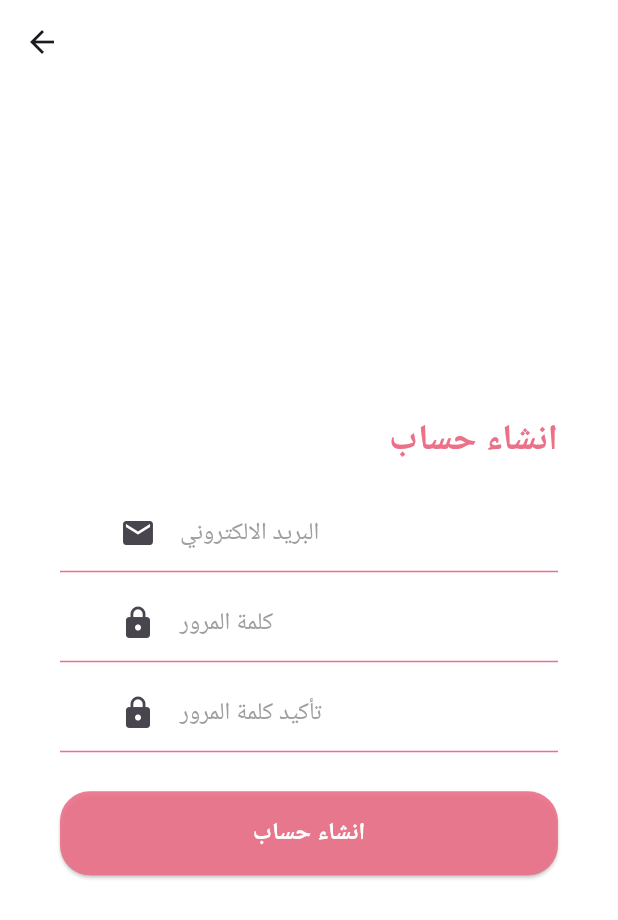
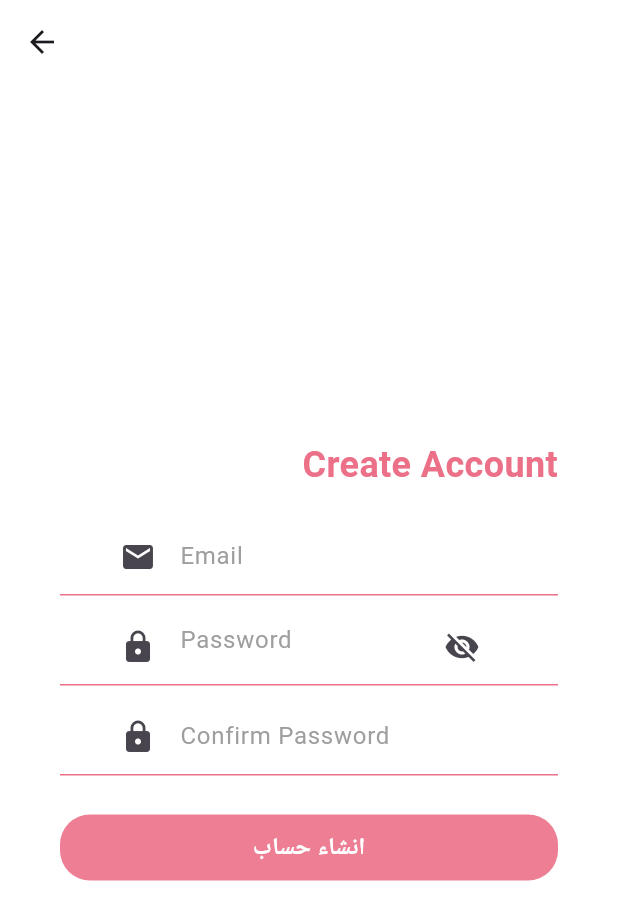
Before and after one commit to saifeldein0/Motab3a, a Flutter app: the RegisterScreen screen opened directly, on a phone screen of 412 x 824 dp. Shown: the top 920 px of the screen. Run offline on Flutter 3.47's test engine with Material 2 defaults, Android fonts, the phone set to English and light mode, and no system bars; our stand-ins replace firebase_auth, firebase_core; accounts and stored records are empty.

Commit message:
added eye icon to hide the password in register

```diff
--- a/lib/screens/register_screen.dart
+++ b/lib/screens/register_screen.dart
@@ -1,7 +1,6 @@
 import 'package:flutter/material.dart';
 import 'package:firebase_auth/firebase_auth.dart';
-
-import 'Home_screen.dart';
+import 'login_screen.dart';
 
 class RegisterScreen extends StatefulWidget {
   const RegisterScreen({Key? key}) : super(key: key);
@@ -19,17 +18,24 @@ class _RegisterScreenState extends State<RegisterScreen> {
 
   final FirebaseAuth _auth = FirebaseAuth.instance;
 
+  bool _obscurePassword = true;
+
   void _registerUser() async {
     String email = _emailController.text;
     String password = _passwordController.text;
     String confirmPassword = _confirmPasswordController.text;
 
-      if (password != confirmPassword) {
+    if (password != confirmPassword) {
       setState(() {
         _errorMessage = 'Passwords do not match.';
       });
       return;
     }
+
+    // Show the password in plain text when the user clicks on the eye icon
+    setState(() {
+      _obscurePassword = !_obscurePassword;
+    });
 
     try {
       // Create a new user with email and password
@@ -43,32 +49,31 @@ class _RegisterScreenState extends State<RegisterScreen> {
       User? user = userCredential.user;
       if (user != null) {
         // User registered successfully
-        print(Text('تم التسجيل '));
-         Navigator.push(
+        print('User registered successfully');
+        Navigator.push(
           context,
-          MaterialPageRoute(builder: (context) => HomeScreen()),
+          MaterialPageRoute(builder: (context) => LoginScreen()),
         );
-
       } else {
         // Handle the case when user is null
         setState(() {
-          _errorMessage = 'فشل التسجيل';
+          _errorMessage = 'Failed to register user.';
         });
       }
     } catch (e) {
       // Handle any registration errors
-      print(Text(e.toString()));
+      print(e);
       setState(() {
-        _errorMessage = 'فشل التسجيل';
-
+        _errorMessage = 'Failed to register user.';
       });
     }
   }
-@override
+
+  @override
   Widget build(BuildContext context) {
     return Scaffold(
       appBar: AppBar(
-        backgroundColor: Color.fromARGB(255,255,255,255),
+        backgroundColor: Color.fromARGB(255, 255, 255, 255),
       ),
       backgroundColor: Color.fromARGB(255, 255, 255, 255),
       body: Stack(
@@ -85,7 +90,7 @@ class _RegisterScreenState extends State<RegisterScreen> {
                       padding: const EdgeInsets.all(16),
                       children: [
                         const Text(
-                          'انشاء حساب',
+                          'Create Account',
                           style: TextStyle(
                             fontWeight: FontWeight.bold,
                             fontSize: 24,
@@ -110,8 +115,8 @@ class _RegisterScreenState extends State<RegisterScreen> {
                               decoration: const InputDecoration(
                                 icon: Icon(Icons.mail),
                                 border: InputBorder.none,
-                                hintText: 'البريد الالكتروني',
-                                hintStyle: TextStyle(
+                                hintText: 'Email',
+                                 hintStyle: TextStyle(
                                   color: Colors.grey, // Set hint text color
                                 ),
                               ),
@@ -132,12 +137,24 @@ class _RegisterScreenState extends State<RegisterScreen> {
                             padding: const EdgeInsets.symmetric(horizontal: 40),
                             child: TextField(
                               controller: _passwordController,
-                              decoration: const InputDecoration(
+                              obscureText: _obscurePassword,
+                              decoration: InputDecoration(
                                 icon: Icon(Icons.lock),
                                 border: InputBorder.none,
-                                hintText: 'كلمة المرور',
+                                hintText: 'Password',
                                 hintStyle: TextStyle(
                                   color: Colors.grey, // Set hint text color
+                                ),
+                                suffixIcon: IconButton(
+                                  onPressed: () {
+                                    // Toggle the password visibility
+                                    setState(() {
+                                      _obscurePassword = !_obscurePassword;
+                                    });
+                                  },
+                                  icon: _obscurePassword
+                                      ? Icon(Icons.visibility_off)
+                                      : Icon(Icons.visibility),
                                 ),
                               ),
                             ),
@@ -157,10 +174,11 @@ class _RegisterScreenState extends State<RegisterScreen> {
                             padding: const EdgeInsets.symmetric(horizontal: 40),
                             child: TextField(
                               controller: _confirmPasswordController,
-                              decoration: const InputDecoration(
+                              obscureText: true,
+                              decoration: InputDecoration(
                                 icon: Icon(Icons.lock),
                                 border: InputBorder.none,
-                                hintText: 'تأكيد كلمة المرور',
+                                hintText: 'Confirm Password',
                                 hintStyle: TextStyle(
                                   color: Colors.grey, // Set hint text color
                                 ),
@@ -168,30 +186,27 @@ class _RegisterScreenState extends State<RegisterScreen> {
                             ),
                           ),
                         ),
-                        SizedBox(height: 10),
+                        SizedBox(height: 16.0),
                         if (_errorMessage.isNotEmpty)
                           Text(
                             _errorMessage,
                             style: TextStyle(color: Colors.red),
                           ),
-                        SizedBox(height: 16.0),
-                        ElevatedButton(
-                          onPressed: _registerUser,
-                          style: ElevatedButton.styleFrom(
-                            backgroundColor:
-                                const Color.fromARGB(255, 235, 112, 136)
-                                    .withOpacity(0.90),
-                            shape: RoundedRectangleBorder(
+                        const SizedBox(height: 10),
+                        GestureDetector(
+                          onTap: _registerUser,
+                          child: Container(
+                            padding: const EdgeInsets.all(10),
+                            decoration: BoxDecoration(
+                              color: const Color.fromARGB(255, 235, 112, 136)
+                                  .withOpacity(0.90),
                               borderRadius: BorderRadius.circular(20),
                             ),
-                          ),
-                          child: Container(
-                            padding: const EdgeInsets.all(16),
                             child: const Center(
                               child: Text(
                                 'انشاء حساب',
                                 style: TextStyle(
-                                  color: Color.fromARGB(255, 255, 255, 255),
+                                  color: Colors.white,
                                   fontWeight: FontWeight.bold,
                                   fontSize: 16,
                                 ),
@@ -199,11 +214,10 @@ class _RegisterScreenState extends State<RegisterScreen> {
                             ),
                           ),
                         ),
-                        const SizedBox(height: 20),
                       ],
                     ),
                   ),
-                ),
+                )
               ],
             ),
           ),
```
